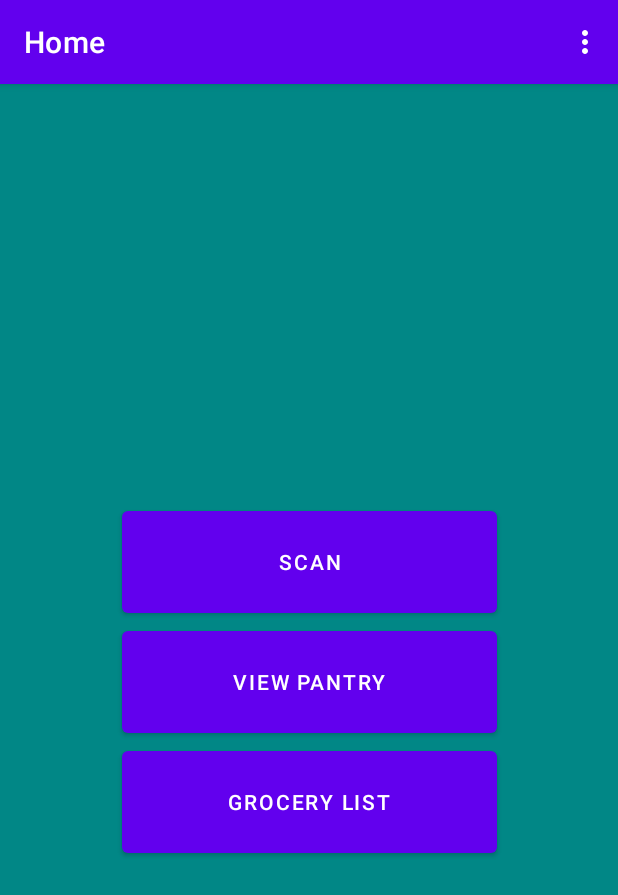
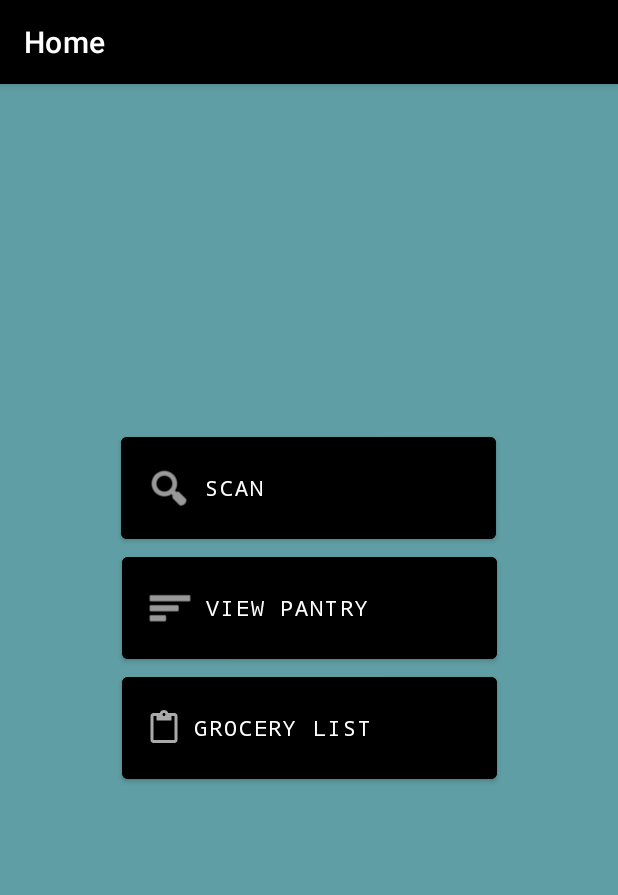
Before and after one commit to Brandon-Swanwick/PantryPal, an Android app: the screen it shows after launch (MainActivity), on a phone screen of 412 x 824 dp. Shown: the top 895 px of the screen. Run offline under Robolectric (Android 15) with nearby library versions, the phone set to English and light mode, and no system bars; our stand-ins replace navigation-ui.

Commit message:
colors changed

```diff
--- a/app/src/main/AndroidManifest.xml
+++ b/app/src/main/AndroidManifest.xml
@@ -21,7 +21,10 @@
                 <category android:name="android.intent.category.LAUNCHER" />
             </intent-filter>
         </activity>
-        <activity android:name=".DetailedActivity" />
+        <activity
+            android:name=".DetailedActivity"
+            android:exported="true"
+            android:theme="@style/Theme.PantryPal.NoActionBar" />
     </application>
 
 </manifest>
--- a/app/src/main/java/com/example/pantrypal/MainActivity.java
+++ b/app/src/main/java/com/example/pantrypal/MainActivity.java
@@ -26,11 +26,8 @@ public class MainActivity extends AppCompatActivity {
 
     // viewModel classes
     private SharedViewModel scannedViewModel;
-    private SharedViewModel groceryViewModel;
 
     // variables for adapter
-
-
 
 
     @Override
@@ -43,10 +40,9 @@ public class MainActivity extends AppCompatActivity {
         NavController navController = Navigation.findNavController(this, R.id.nav_host_fragment_content_main);
         appBarConfiguration = new AppBarConfiguration.Builder(navController.getGraph()).build();
         NavigationUI.setupActionBarWithNavController(this, navController, appBarConfiguration);
+
         //
         scannedViewModel = new SharedViewModel();
-        groceryViewModel = new SharedViewModel();
-        //
 
         Log.d(TAG, "onCreate in Main Act: started");
     }
@@ -59,6 +55,7 @@ public class MainActivity extends AppCompatActivity {
         return scannedViewModel.getList();
     }
 
+
     @Override
     public boolean onCreateOptionsMenu(Menu menu) {
         // Inflate the menu; this adds items to the action bar if it is present.
@@ -66,20 +63,6 @@ public class MainActivity extends AppCompatActivity {
         return true;
     }
 
-    @Override
-    public boolean onOptionsItemSelected(MenuItem item) {
-        // Handle action bar item clicks here. The action bar will
-        // automatically handle clicks on the Home/Up button, so long
-        // as you specify a parent activity in AndroidManifest.xml.
-        int id = item.getItemId();
-
-        //noinspection SimplifiableIfStatement
-        if (id == R.id.action_settings) {
-            return true;
-        }
-
-        return super.onOptionsItemSelected(item);
-    }
 
     @Override
     public boolean onSupportNavigateUp() {
--- a/app/src/main/java/com/example/pantrypal/SharedViewModel.java
+++ b/app/src/main/java/com/example/pantrypal/SharedViewModel.java
@@ -9,18 +9,18 @@ import java.util.ArrayList;
 import productPack.EntryInfo;
 
 public class SharedViewModel extends ViewModel {
-    private ArrayList<EntryInfo> scanList = new ArrayList<>();
+    private ArrayList<EntryInfo> List = new ArrayList<>();
 
     public void setList(ArrayList<EntryInfo> input) {
 //        scanList = input;
 
         for (int i = 0; i < input.size(); ++i){
-            scanList.add(input.get(i));
+            List.add(input.get(i));
         }
     }
 
     public ArrayList<EntryInfo> getList() {
-        return scanList;
+        return List;
     }
 
 }
--- a/app/src/main/java/productPack/EntryInfo.java
+++ b/app/src/main/java/productPack/EntryInfo.java
@@ -6,10 +6,11 @@ import com.google.gson.Gson;
 
 import java.io.BufferedReader;
 import java.io.InputStreamReader;
+import java.io.Serializable;
 import java.net.URL;
 
 
-public class EntryInfo {
+public class EntryInfo implements Serializable {
 
     private String data ="";
     private RootObject value;
--- a/app/src/main/res/layout/activity_main.xml
+++ b/app/src/main/res/layout/activity_main.xml
@@ -16,7 +16,7 @@
             android:id="@+id/toolbar"
             android:layout_width="match_parent"
             android:layout_height="?attr/actionBarSize"
-            android:background="?attr/colorPrimary"
+            android:background="@color/black"
             app:popupTheme="@style/Theme.PantryPal.PopupOverlay" />
 
     </com.google.android.material.appbar.AppBarLayout>
--- a/app/src/main/res/layout/fragment_first.xml
+++ b/app/src/main/res/layout/fragment_first.xml
@@ -4,26 +4,39 @@
     xmlns:tools="http://schemas.android.com/tools"
     android:layout_width="match_parent"
     android:layout_height="match_parent"
-    android:background="@color/teal_700"
+    android:background="@color/screenBackground"
     tools:context=".FirstFragment">
 
     <Button
         android:id="@+id/button_first"
         android:layout_width="250dp"
         android:layout_height="80dp"
+        android:backgroundTint="@color/black"
+        android:fontFamily="monospace"
         android:text="@string/F1_first_button_text"
+        android:textAlignment="viewStart"
+        android:textAllCaps="true"
+        android:textColor="@android:color/white"
+        app:icon="@android:drawable/ic_menu_search"
+        app:iconTint="@color/white"
         app:layout_constraintBottom_toBottomOf="parent"
         app:layout_constraintEnd_toEndOf="parent"
-        app:layout_constraintHorizontal_bias="0.501"
+        app:layout_constraintHorizontal_bias="0.496"
         app:layout_constraintStart_toStartOf="parent"
         app:layout_constraintTop_toTopOf="parent"
-        app:layout_constraintVertical_bias="0.405" />
+        app:layout_constraintVertical_bias="0.333" />
 
     <Button
         android:id="@+id/button_second"
         android:layout_width="250dp"
         android:layout_height="80dp"
+        android:backgroundTint="@color/black"
+        android:fontFamily="monospace"
         android:text="@string/F1_second_button_text"
+        android:textAlignment="viewStart"
+        android:textColor="@android:color/white"
+        app:icon="@android:drawable/ic_menu_sort_by_size"
+        app:iconTint="@color/white"
         app:layout_constraintEnd_toEndOf="parent"
         app:layout_constraintStart_toStartOf="parent"
         app:layout_constraintTop_toBottomOf="@+id/button_first"
@@ -33,9 +46,17 @@
         android:id="@+id/button_third"
         android:layout_width="250dp"
         android:layout_height="80dp"
+        android:backgroundTint="@color/black"
+        android:fontFamily="monospace"
         android:text="@string/F1_third_button_text"
+        android:textAlignment="viewStart"
+        android:textColor="@android:color/white"
+        app:icon="?attr/actionModePasteDrawable"
+        app:iconTint="@android:color/darker_gray"
+        app:iconTintMode="src_in"
         app:layout_constraintEnd_toEndOf="parent"
         app:layout_constraintStart_toStartOf="parent"
-        app:layout_constraintTop_toBottomOf="@+id/button_second" />
+        app:layout_constraintTop_toBottomOf="@+id/button_second"
+        app:strokeColor="@android:color/white" />
 
 </androidx.constraintlayout.widget.ConstraintLayout>
--- a/app/src/main/res/layout/fragment_third.xml
+++ b/app/src/main/res/layout/fragment_third.xml
@@ -2,11 +2,13 @@
 <RelativeLayout xmlns:android="http://schemas.android.com/apk/res/android"
     android:layout_width="match_parent"
     android:layout_height="match_parent"
+    android:background="@color/screenBackground"
     xmlns:tools="http://schemas.android.com/tools"
     tools:context=".ThirdFragment">
 
     <androidx.recyclerview.widget.RecyclerView
         android:layout_width="match_parent"
+        android:background="@color/screenBackground"
         android:layout_height="match_parent"
         android:id="@+id/recycler_view">
 
--- a/app/src/main/res/menu/menu_main.xml
+++ b/app/src/main/res/menu/menu_main.xml
@@ -1,10 +1,7 @@
-<menu xmlns:android="http://schemas.android.com/apk/res/android"
+<menu
+    xmlns:android="http://schemas.android.com/apk/res/android"
     xmlns:app="http://schemas.android.com/apk/res-auto"
     xmlns:tools="http://schemas.android.com/tools"
     tools:context="com.example.pantrypal.MainActivity">
-    <item
-        android:id="@+id/action_settings"
-        android:orderInCategory="100"
-        android:title="@string/action_settings"
-        app:showAsAction="never" />
+
 </menu>
--- a/app/src/main/res/values-night/themes.xml
+++ b/app/src/main/res/values-night/themes.xml
@@ -2,8 +2,9 @@
     <!-- Base application theme. -->
     <style name="Theme.PantryPal" parent="Theme.MaterialComponents.DayNight.DarkActionBar">
         <!-- Primary brand color. -->
+        <item name="colorPrimaryContainer">#BA247B83</item>
         <item name="colorPrimary">@color/purple_200</item>
-        <item name="colorPrimaryVariant">@color/purple_700</item>
+        <item name="colorPrimaryVariant">@color/black</item>
         <item name="colorOnPrimary">@color/black</item>
         <!-- Secondary brand color. -->
         <item name="colorSecondary">@color/teal_200</item>
--- a/app/src/main/res/values/colors.xml
+++ b/app/src/main/res/values/colors.xml
@@ -8,6 +8,6 @@
     <color name="black">#FF000000</color>
     <color name="white">#FFFFFFFF</color>
     <color name="colorPrimaryDark">#3700B3</color>
-    <color name="screenBackground">#FFEE58</color>
+    <color name="screenBackground">#BA247B83</color>
 
 </resources>
--- a/app/src/main/res/values/themes.xml
+++ b/app/src/main/res/values/themes.xml
@@ -3,7 +3,7 @@
     <style name="Theme.PantryPal" parent="Theme.MaterialComponents.DayNight.DarkActionBar">
         <!-- Primary brand color. -->
         <item name="colorPrimary">@color/purple_500</item>
-        <item name="colorPrimaryVariant">@color/purple_700</item>
+        <item name="colorPrimaryVariant">@color/black</item>
         <item name="colorOnPrimary">@color/white</item>
         <!-- Secondary brand color. -->
         <item name="colorSecondary">@color/teal_200</item>
```
Also changed, not shown: app/src/main/java/com/example/pantrypal/DetailedActivity.java (+12 -3 lines), app/src/main/java/com/example/pantrypal/FourthFragment.java (+66 -16 lines), app/src/main/java/com/example/pantrypal/RecyclerViewAdapter.java (+8 -5 lines), app/src/main/java/com/example/pantrypal/ThirdFragment.java (+6 -6 lines), app/src/main/res/layout/activity_detailed.xml (+5 -9 lines), app/src/main/res/layout/fragment_fourth.xml (+10 -13 lines), app/src/main/res/layout/fragment_second.xml (+24 -12 lines), app/src/main/res/layout/layout_listitem.xml (+6 -5 lines).
